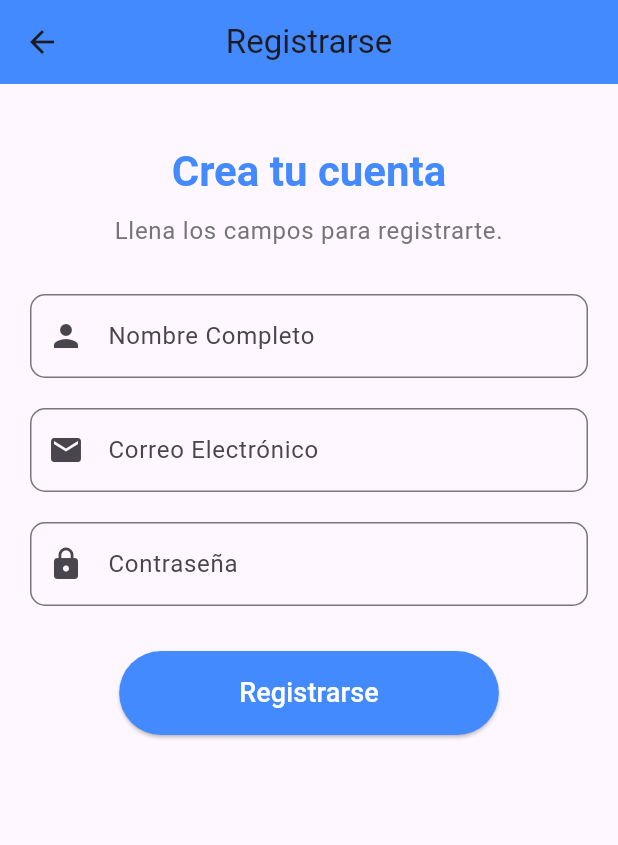
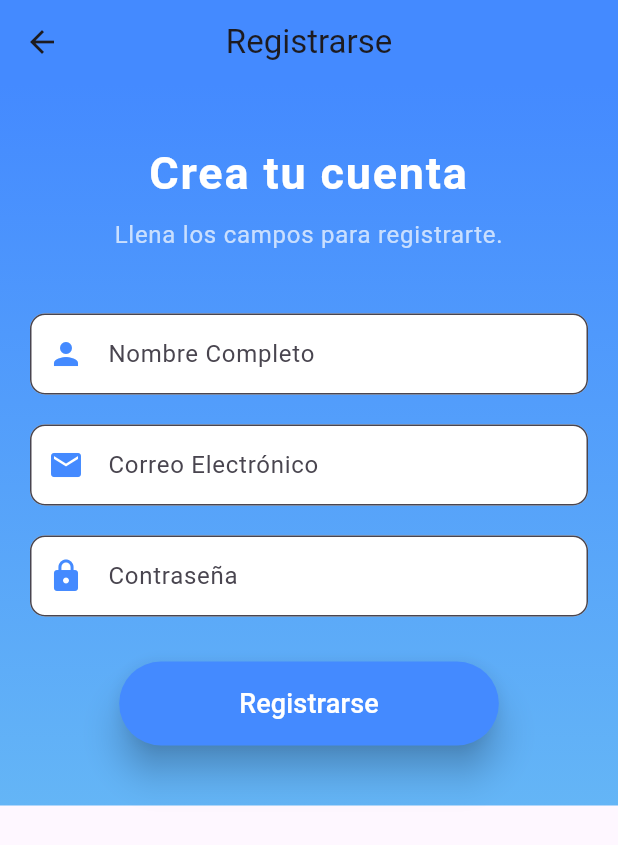
Before and after one commit to Cristhofer24/movieApp, a Flutter app: the RegistroScreen screen opened directly, on a phone screen of 412 x 824 dp. Shown: the top 845 px of the screen. Run offline on Flutter 3.47's test engine with Material 3 defaults, Android fonts, the phone set to English and light mode, and no system bars; our stand-ins replace video_player; network calls fail.

Commit message:
categorias y reproduccion

```diff
--- a/lib/Screens/inicioSesion.dart
+++ b/lib/Screens/inicioSesion.dart
@@ -1,4 +1,3 @@
-
 import 'package:flutter/material.dart';
 
 class InicioSesionScreen extends StatelessWidget {
@@ -34,7 +33,8 @@ class InicioSesionScreen extends StatelessWidget {
             ElevatedButton(
               onPressed: () {
                 // Acción al iniciar sesión
-                print('Iniciar sesión presionado');
+                // Aquí navegamos directamente a la pantalla1
+                Navigator.pushReplacementNamed(context, '/pantalla1');
               },
               style: ElevatedButton.styleFrom(
                 backgroundColor: Colors.redAccent,
--- a/lib/Screens/registro.dart
+++ b/lib/Screens/registro.dart
@@ -13,69 +13,63 @@ class RegistroScreen extends StatelessWidget {
         elevation: 0,
       ),
       body: SingleChildScrollView(
-        child: Padding(
+        child: Container(
+          // Fondo de la pantalla
+          decoration: BoxDecoration(
+            gradient: LinearGradient(
+              colors: [Colors.blueAccent, Colors.blue.shade300],
+              begin: Alignment.topCenter,
+              end: Alignment.bottomCenter,
+            ),
+          ),
           padding: const EdgeInsets.symmetric(horizontal: 20.0, vertical: 40.0),
           child: Column(
             crossAxisAlignment: CrossAxisAlignment.center,
             children: [
-              // Título principal centrado
+              // Título principal centrado con sombra
               Text(
                 'Crea tu cuenta',
                 textAlign: TextAlign.center,
                 style: Theme.of(context).textTheme.headlineMedium?.copyWith(
                       fontWeight: FontWeight.bold,
-                      color: Colors.blueAccent,
-                      fontSize: 28,
+                      color: Colors.white,
+                      fontSize: 30,
+                      letterSpacing: 1.2,
                     ),
               ),
               const SizedBox(height: 10),
-              // Descripción centrada
+              // Descripción centrada con un color claro
               Text(
                 'Llena los campos para registrarte.',
                 textAlign: TextAlign.center,
                 style: Theme.of(context).textTheme.bodyLarge?.copyWith(
-                      color: Colors.grey[600],
+                      color: Colors.white70,
                       fontSize: 16,
                     ),
               ),
-              const SizedBox(height: 30),
-              // Campos de texto
-              TextField(
-                decoration: InputDecoration(
-                  labelText: 'Nombre Completo',
-                  hintText: 'Ingresa tu nombre completo',
-                  border: OutlineInputBorder(
-                    borderRadius: BorderRadius.circular(10.0),
-                  ),
-                  prefixIcon: const Icon(Icons.person),
-                ),
+              const SizedBox(height: 40),
+              // Campos de texto con diseño mejorado
+              _buildTextField(
+                label: 'Nombre Completo',
+                hint: 'Ingresa tu nombre completo',
+                icon: Icons.person,
               ),
               const SizedBox(height: 20),
-              TextField(
+              _buildTextField(
+                label: 'Correo Electrónico',
+                hint: 'Ingresa tu correo',
+                icon: Icons.email,
                 keyboardType: TextInputType.emailAddress,
-                decoration: InputDecoration(
-                  labelText: 'Correo Electrónico',
-                  hintText: 'Ingresa tu correo',
-                  border: OutlineInputBorder(
-                    borderRadius: BorderRadius.circular(10.0),
-                  ),
-                  prefixIcon: const Icon(Icons.email),
-                ),
               ),
               const SizedBox(height: 20),
-              TextField(
+              _buildTextField(
+                label: 'Contraseña',
+                hint: 'Ingresa una contraseña',
+                icon: Icons.lock,
                 obscureText: true,
-                decoration: InputDecoration(
-                  labelText: 'Contraseña',
-                  hintText: 'Ingresa una contraseña',
-                  border: OutlineInputBorder(
-                    borderRadius: BorderRadius.circular(10.0),
-                  ),
-                  prefixIcon: const Icon(Icons.lock),
-                ),
               ),
               const SizedBox(height: 30),
-              // Botón de registro centrado
+              // Botón de registro con bordes redondeados y sombra
               Center(
                 child: ElevatedButton(
                   onPressed: () {
@@ -91,6 +85,7 @@ class RegistroScreen extends StatelessWidget {
                     shape: RoundedRectangleBorder(
                       borderRadius: BorderRadius.circular(30),
                     ),
+                    elevation: 10, // Sombra del botón
                   ),
                   child: const Text(
                     'Registrarse',
@@ -107,4 +102,29 @@ class RegistroScreen extends StatelessWidget {
       ),
     );
   }
+
+  // Método para construir los campos de texto con estilo común
+  Widget _buildTextField({
+    required String label,
+    required String hint,
+    required IconData icon,
+    TextInputType? keyboardType,
+    bool obscureText = false,
+  }) {
+    return TextField(
+      obscureText: obscureText,
+      keyboardType: keyboardType,
+      decoration: InputDecoration(
+        labelText: label,
+        hintText: hint,
+        border: OutlineInputBorder(
+          borderRadius: BorderRadius.circular(10.0),
+        ),
+        prefixIcon: Icon(icon, color: Colors.blueAccent),
+        filled: true,
+        fillColor: Colors.white,
+        contentPadding: const EdgeInsets.symmetric(vertical: 15, horizontal: 10),
+      ),
+    );
+  }
 }
--- /dev/null
+++ b/lib/navigate/navegador.dart
@@ -0,0 +1,20 @@
+import 'package:flutter/material.dart';
+import 'package:app_movie/screens/pantalla1.dart';
+import 'package:app_movie/Screens/pantalla2.dart';
+
+class Navegador extends StatelessWidget {
+  const Navegador({super.key});
+
+  @override
+  Widget build(BuildContext context) {
+    return MaterialApp(
+      debugShowCheckedModeBanner: false,
+      title: 'Navegación Flutter',
+      initialRoute: '/',
+      routes: {
+        '/': (context) => const Pantalla1(),
+        '/pantalla2': (context) => const Pantalla2(),
+      },
+    );
+  }
+}
--- a/pubspec.yaml
+++ b/pubspec.yaml
@@ -9,6 +9,7 @@ environment:
 dependencies:
   flutter:
     sdk: flutter
+  video_player: ^2.9.2
 
 dev_dependencies:
   flutter_test:
```
Also changed, not shown: lib/Screens/pantalla1.dart (added, +96 -0 lines), lib/Screens/pantalla2.dart (added, +153 -0 lines), lib/main.dart (+134 -11 lines), pubspec.lock, 1 other file.
